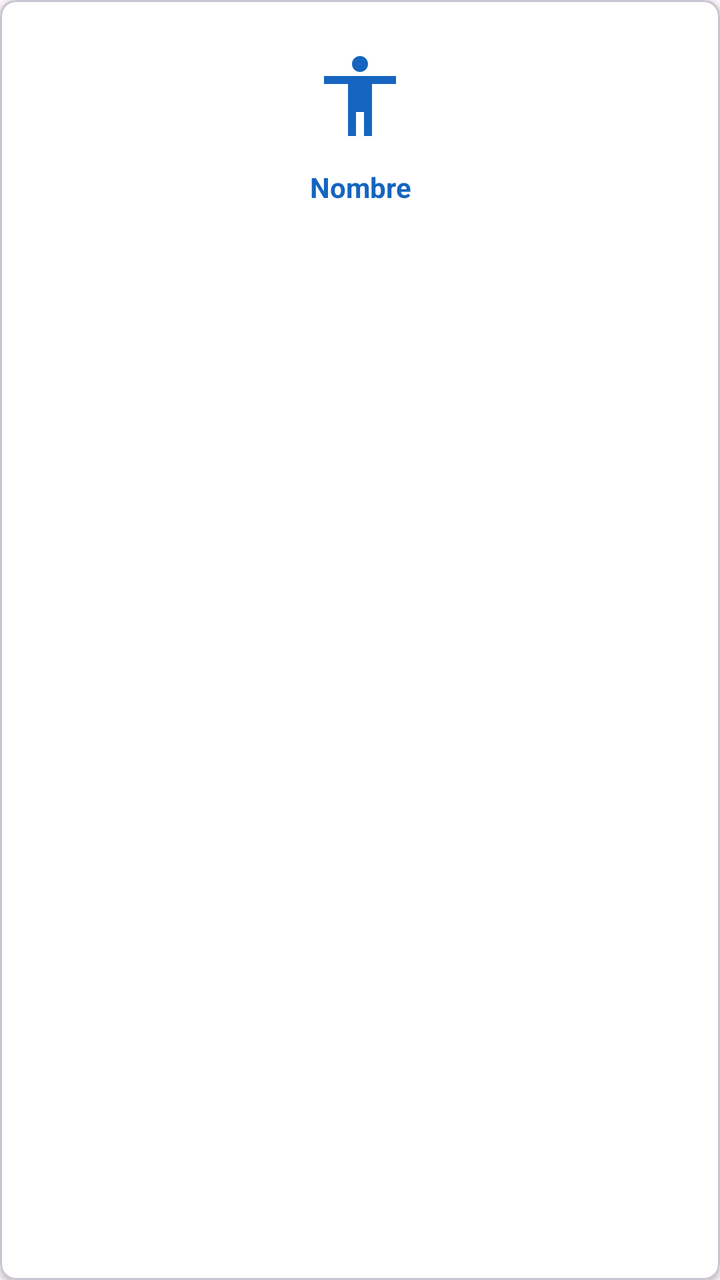
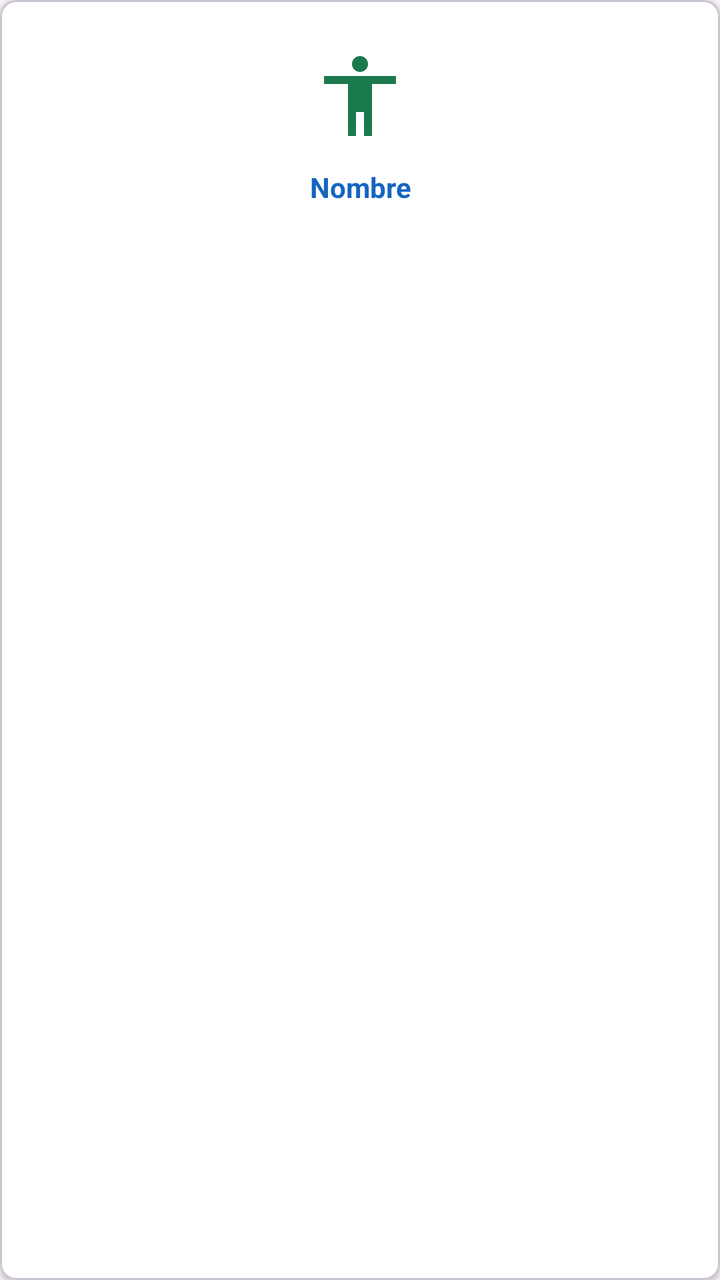

Before-and-after screenshots of an Android layout around one commit, followed by the original layout XML and the change that was made.
<!-- AndroidManifest.xml: application theme Theme.GuiaFarmaceutica -->
<!-- res/layout/item_category.xml -->
<?xml version="1.0" encoding="utf-8"?>
<com.google.android.material.card.MaterialCardView xmlns:android="http://schemas.android.com/apk/res/android"
    xmlns:app="http://schemas.android.com/apk/res-auto"
    android:layout_width="match_parent"
    android:layout_height="wrap_content"
    android:layout_margin="8dp"
    android:clickable="true"
    android:focusable="true"
    app:cardBackgroundColor="@android:color/white"
    app:cardCornerRadius="8dp"
    app:cardElevation="2dp">

    <LinearLayout
        android:layout_width="match_parent"
        android:layout_height="wrap_content"
        android:gravity="center"
        android:orientation="vertical"
        android:padding="24dp">

        <ImageView
            android:id="@+id/category_icon"
            android:layout_width="48dp"
            android:layout_height="48dp"
            android:src="@drawable/ic_cat_anatomy" />

        <TextView
            android:id="@+id/category_name"
            android:layout_width="wrap_content"
            android:layout_height="wrap_content"
            android:layout_marginTop="12dp"
            android:gravity="center"
            android:text="Nombre"
            android:textColor="@color/azul_clinico"
            android:textSize="14sp"
            android:textStyle="bold" />

    </LinearLayout>

</com.google.android.material.card.MaterialCardView>
<!-- resources referenced by this layout -->
<resources>
  <color name="azul_clinico">#1565C0</color>
  <!-- drawable ic_cat_anatomy (drawable) -->
  <vector xmlns:android="http://schemas.android.com/apk/res/android"
      android:width="24dp"
      android:height="24dp"
      android:viewportWidth="24"
      android:viewportHeight="24">
      <path
          android:fillColor="@color/azul_clinico"
          android:pathData="M12,2c1.1,0 2,0.9 2,2s-0.9,2 -2,2 -2,-0.9 -2,-2 0.9,-2 2,-2zM21,9h-6v13h-2v-6h-2v6L9,22L9,9L3,9L3,7h18v2z" />
  </vector>
  <style name="Theme.GuiaFarmaceutica" parent="Theme.Material3.DayNight.NoActionBar">
          <item name="colorPrimary">@color/verde_farmacia</item>
          <item name="colorOnPrimary">@android:color/white</item>
          <item name="colorSecondary">@color/azul_clinico</item>
      </style>
  <color name="verde_farmacia">#1B7A4D</color>
</resources>

<!-- the commit's change to res/layout/item_category.xml (unified diff, before → after) -->
@@ -21,7 +21,8 @@
             android:id="@+id/category_icon"
             android:layout_width="48dp"
             android:layout_height="48dp"
-            android:src="@drawable/ic_cat_anatomy" />
+            android:src="@drawable/ic_cat_anatomy"
+            app:tint="@color/verde_farmacia" />
 
         <TextView
             android:id="@+id/category_name"
<!-- resource entries referenced after the edit -->
@@ -1,6 +1,7 @@
 <!-- resources referenced by this layout -->
 <resources>
   <color name="azul_clinico">#1565C0</color>
+  <color name="verde_farmacia">#1B7A4D</color>
   <!-- drawable ic_cat_anatomy (drawable) -->
   <vector xmlns:android="http://schemas.android.com/apk/res/android"
       android:width="24dp"
@@ -16,6 +17,5 @@
           <item name="colorOnPrimary">@android:color/white</item>
           <item name="colorSecondary">@color/azul_clinico</item>
       </style>
-  <color name="verde_farmacia">#1B7A4D</color>
 </resources>
 
